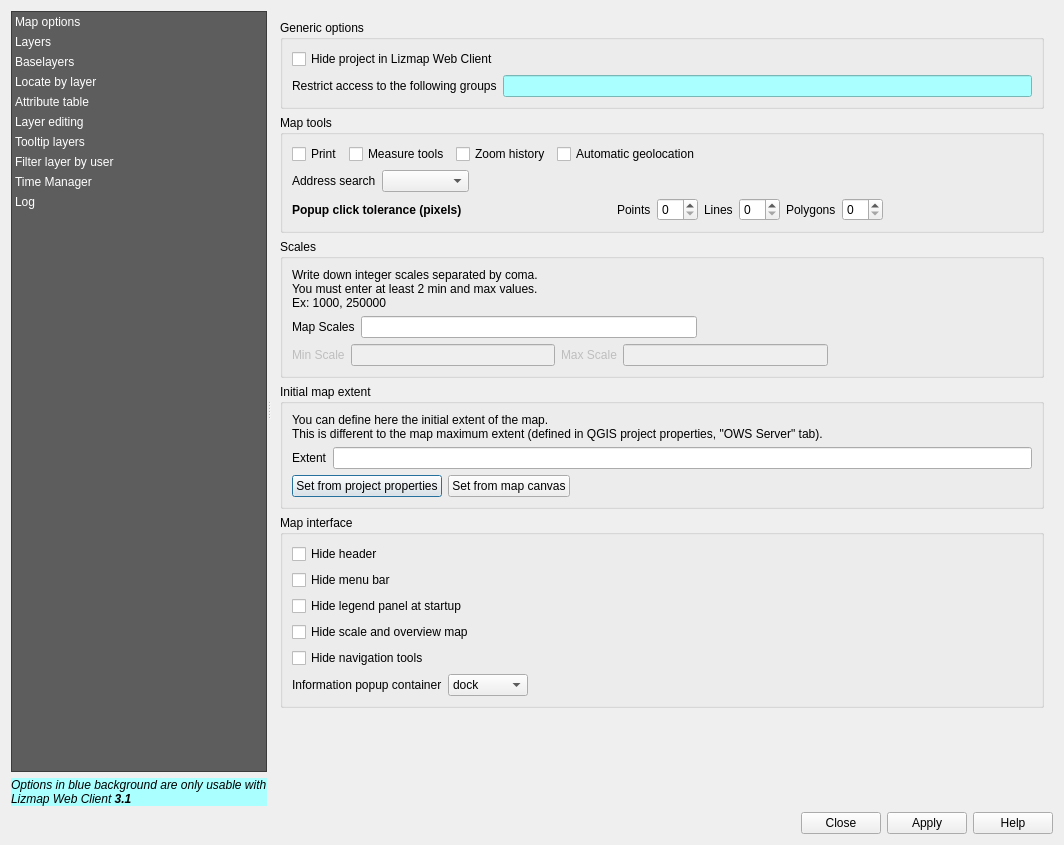
Above: ui_lizmap.ui from 3liz/lizmap-plugin before the change. Below: the same form after it.
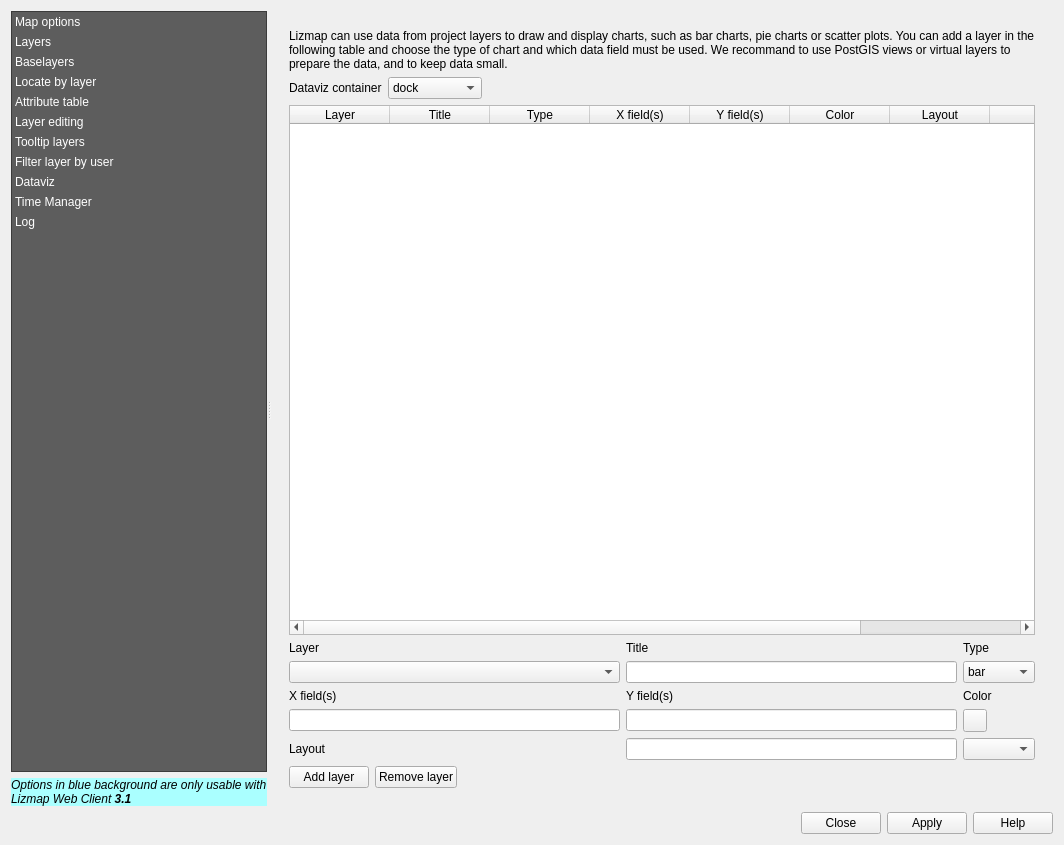
That is the form after the change. The open tabs and pages were chosen to show the change. Icons and pictures are not drawn. Custom widgets are drawn as their Qt base class.

Commit message: [FEATURE] Dataviz - new tool to add charts based on layers data

What changed in the file:
```diff
--- a/ui_lizmap.ui
+++ b/ui_lizmap.ui
@@ -177,6 +177,17 @@
            </iconset>
           </property>
          </item>
+         <item>
+          <property name="text">
+           <string>Dataviz</string>
+          </property>
+          <property name="icon">
+           <iconset>
+            <normalon>:/plugins/lizmap/icons/dataviz-icon-white.png</normalon>
+            <selectedon>:/plugins/lizmap/icons/dataviz-icon-dark.png</selectedon>
+           </iconset>
+          </property>
+         </item>
          <item>
           <property name="text">
            <string>Time Manager</string>
@@ -267,8 +278,8 @@
                <rect>
                 <x>0</x>
                 <y>0</y>
-                <width>723</width>
-                <height>773</height>
+                <width>784</width>
+                <height>794</height>
                </rect>
               </property>
               <layout class="QVBoxLayout" name="verticalLayout_26">
@@ -3111,6 +3122,311 @@
            </item>
           </layout>
          </widget>
+         <widget class="QWidget" name="page">
+          <layout class="QVBoxLayout" name="verticalLayout_16">
+           <item>
+            <widget class="QScrollArea" name="scrollArea_11">
+             <property name="frameShape">
+              <enum>QFrame::NoFrame</enum>
+             </property>
+             <property name="widgetResizable">
+              <bool>true</bool>
+             </property>
+             <widget class="QWidget" name="scrollAreaWidgetContents_11">
+              <property name="geometry">
+               <rect>
+                <x>0</x>
+                <y>0</y>
+                <width>766</width>
+                <height>776</height>
+               </rect>
+              </property>
+              <layout class="QVBoxLayout" name="verticalLayout_19">
+               <item>
+                <widget class="QLabel" name="label_78">
+                 <property name="text">
+                  <string>Lizmap can use data from project layers to draw and display charts, such as bar charts, pie charts or scatter plots. You can add a layer in the following table and choose the type of chart and which data field must be used. We recommand to use PostGIS views or virtual layers to prepare the data, and to keep data small.</string>
+                 </property>
+                 <property name="wordWrap">
+                  <bool>true</bool>
+                 </property>
+                </widget>
+               </item>
+               <item>
+                <layout class="QHBoxLayout" name="horizontalLayout_34">
+                 <item>
+                  <widget class="QLabel" name="label_79">
+                   <property name="styleSheet">
+                    <string notr="true"/>
+                   </property>
+                   <property name="text">
+                    <string>Dataviz container</string>
+                   </property>
+                  </widget>
+                 </item>
+                 <item>
+                  <widget class="QComboBox" name="liDatavizContainer">
+                   <item>
+                    <property name="text">
+                     <string>dock</string>
+                    </property>
+                   </item>
+                   <item>
+                    <property name="text">
+                     <string>bottomdock</string>
+                    </property>
+                   </item>
+                   <item>
+                    <property name="text">
+                     <string>right-dock</string>
+                    </property>
+                   </item>
+                  </widget>
+                 </item>
+                 <item>
+                  <spacer name="horizontalSpacer_29">
+                   <property name="orientation">
+                    <enum>Qt::Horizontal</enum>
+                   </property>
+                   <property name="sizeHint" stdset="0">
+                    <size>
+                     <width>40</width>
+                     <height>20</height>
+                    </size>
+                   </property>
+                  </spacer>
+                 </item>
+                </layout>
+               </item>
+               <item>
+                <widget class="QTableWidget" name="twDatavizLayers">
+                 <property name="maximumSize">
+                  <size>
+                   <width>16777215</width>
+                   <height>16777215</height>
+                  </size>
+                 </property>
+                 <property name="editTriggers">
+                  <set>QAbstractItemView::AnyKeyPressed|QAbstractItemView::DoubleClicked|QAbstractItemView::EditKeyPressed|QAbstractItemView::SelectedClicked</set>
+                 </property>
+                 <property name="alternatingRowColors">
+                  <bool>true</bool>
+                 </property>
+                 <property name="selectionMode">
+                  <enum>QAbstractItemView::SingleSelection</enum>
+                 </property>
+                 <property name="selectionBehavior">
+                  <enum>QAbstractItemView::SelectRows</enum>
+                 </property>
+                 <column>
+                  <property name="text">
+                   <string>Layer</string>
+                  </property>
+                 </column>
+                 <column>
+                  <property name="text">
+                   <string>Title</string>
+                  </property>
+                 </column>
+                 <column>
+                  <property name="text">
+                   <string>Type</string>
+                  </property>
+                 </column>
+                 <column>
+                  <property name="text">
+                   <string>X field(s)</string>
+                  </property>
+                 </column>
+                 <column>
+                  <property name="text">
+                   <string>Y field(s)</string>
+                  </property>
+                 </column>
+                 <column>
+                  <property name="text">
+                   <string>Color</string>
+                  </property>
+                 </column>
+                 <column>
+                  <property name="text">
+                   <string>Layout</string>
+                  </property>
+                 </column>
+                 <column>
+                  <property name="text">
+                   <string>Id</string>
+                  </property>
+                 </column>
+                 <column>
+                  <property name="text">
+                   <string>order</string>
+                  </property>
+                 </column>
+                </widget>
+               </item>
+               <item>
+                <layout class="QGridLayout" name="gridLayout_4">
+                 <item row="2" column="1">
+                  <widget class="QLabel" name="label_77">
+                   <property name="text">
+                    <string>Y field(s)</string>
+                   </property>
+                  </widget>
+                 </item>
+                 <item row="0" column="1">
+                  <widget class="QLabel" name="label_71">
+                   <property name="text">
+                    <string>Title</string>
+                   </property>
+                  </widget>
+                 </item>
+                 <item row="1" column="1">
+                  <widget class="QLineEdit" name="inDatavizPlotTitle"/>
+                 </item>
+                 <item row="1" column="0">
+                  <widget class="QgsMapLayerComboBox" name="liDatavizPlotLayer"/>
+                 </item>
+                 <item row="1" column="4">
+                  <widget class="QComboBox" name="liDatavizPlotType">
+                   <item>
+                    <property name="text">
+                     <string>bar</string>
+                    </property>
+                   </item>
+                   <item>
+                    <property name="text">
+                     <string>bar_h</string>
+                    </property>
+                   </item>
+                   <item>
+                    <property name="text">
+                     <string>pie</string>
+                    </property>
+                   </item>
+                   <item>
+                    <property name="text">
+                     <string>scatter</string>
+                    </property>
+                   </item>
+                  </widget>
+                 </item>
+                 <item row="0" column="0">
+                  <widget class="QLabel" name="label_58">
+                   <property name="text">
+                    <string>Layer</string>
+                   </property>
+                  </widget>
+                 </item>
+                 <item row="0" column="4">
+                  <widget class="QLabel" name="label_74">
+                   <property name="text">
+                    <string>Type</string>
+                   </property>
+                  </widget>
+                 </item>
+                 <item row="3" column="4">
+                  <widget class="QgsColorButtonV2" name="inDatavizPlotColor">
+                   <property name="color">
+                    <color>
+                     <red>0</red>
+                     <green>170</green>
+                     <blue>255</blue>
+                    </color>
+                   </property>
+                   <property name="defaultColor">
+                    <color>
+                     <red>0</red>
+                     <green>170</green>
+                     <blue>255</blue>
+                    </color>
+                   </property>
+                  </widget>
+                 </item>
+                 <item row="2" column="4">
+                  <widget class="QLabel" name="label_75">
+                   <property name="text">
+                    <string>Color</string>
+                   </property>
+                  </widget>
+                 </item>
+                 <item row="2" column="0">
+                  <widget class="QLabel" name="label_76">
+                   <property name="text">
+                    <string>X field(s)</string>
+                   </property>
+                  </widget>
+                 </item>
+                 <item row="3" column="0">
+                  <widget class="QLineEdit" name="inDatavizPlotXfield">
+                   <property name="toolTip">
+                    <string>Field names separated by comma</string>
+                   </property>
+                  </widget>
+                 </item>
+                 <item row="3" column="1">
+                  <widget class="QLineEdit" name="inDatavizPlotYfield">
+                   <property name="toolTip">
+                    <string>Field names separated by comma</string>
+                   </property>
+                  </widget>
+                 </item>
+                 <item row="4" column="0">
+                  <widget class="QLabel" name="label_80">
+                   <property name="text">
+                    <string>Layout</string>
+                   </property>
+                  </widget>
+                 </item>
+                 <item row="4" column="1">
+                  <widget class="QLineEdit" name="inDatavizLayout">
+                   <property name="toolTip">
+                    <string>Plot.ly layout options, separated by ; For example: showlegend:true,barmode:stack</string>
+                   </property>
+                  </widget>
+                 </item>
+                 <item row="4" column="4">
+                  <widget class="QgsFieldComboBox" name="mFieldComboBox"/>
+                 </item>
+                </layout>
+               </item>
+               <item>
+                <layout class="QHBoxLayout" name="horizontalLayout_35">
+                 <item>
+                  <widget class="QPushButton" name="btDatavizAddLayer">
+                   <property name="text">
+                    <string>Add layer</string>
+                   </property>
+                  </widget>
+                 </item>
+                 <item>
+                  <widget class="QPushButton" name="btDatavizRemoveLayer">
+                   <property name="text">
+                    <string>Remove layer</string>
+                   </property>
+                  </widget>
+                 </item>
+                 <item>
+                  <spacer name="horizontalSpacer_36">
+                   <property name="orientation">
+                    <enum>Qt::Horizontal</enum>
+                   </property>
+                   <property name="sizeHint" stdset="0">
+                    <size>
+                     <width>40</width>
+                     <height>20</height>
+                    </size>
+                   </property>
+                  </spacer>
+                 </item>
+                </layout>
+               </item>
+              </layout>
+             </widget>
+            </widget>
+           </item>
+          </layout>
+         </widget>
          <widget class="QWidget" name="pageTimemanager">
           <layout class="QVBoxLayout" name="verticalLayout_30">
            <property name="margin">
@@ -3467,6 +3783,21 @@
    <header>qgis.gui</header>
    <container>1</container>
   </customwidget>
+  <customwidget>
+   <class>QgsColorButtonV2</class>
+   <extends>QToolButton</extends>
+   <header>qgis.gui</header>
+  </customwidget>
+  <customwidget>
+   <class>QgsFieldComboBox</class>
+   <extends>QComboBox</extends>
+   <header>qgis.gui</header>
+  </customwidget>
+  <customwidget>
+   <class>QgsMapLayerComboBox</class>
+   <extends>QComboBox</extends>
+   <header>qgis.gui</header>
+  </customwidget>
  </customwidgets>
  <tabstops>
   <tabstop>treeLayer</tabstop>
```
Left out of the diff: 30 changed lines with no effect on the pictures. The commit also changes 5 other files.
